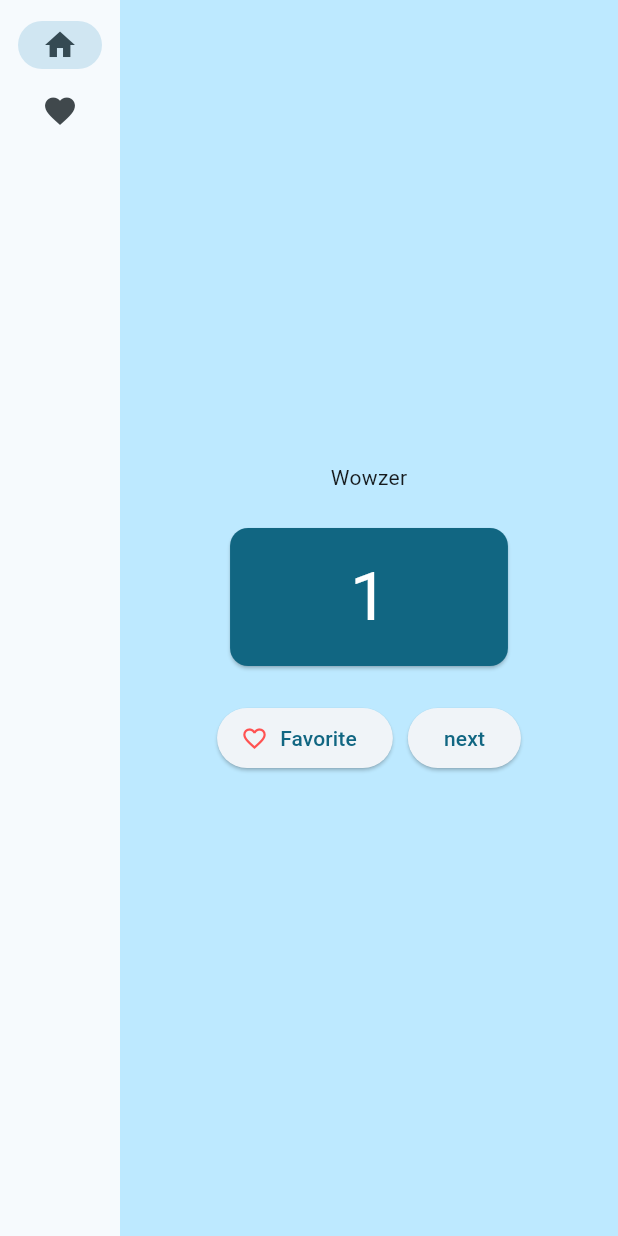
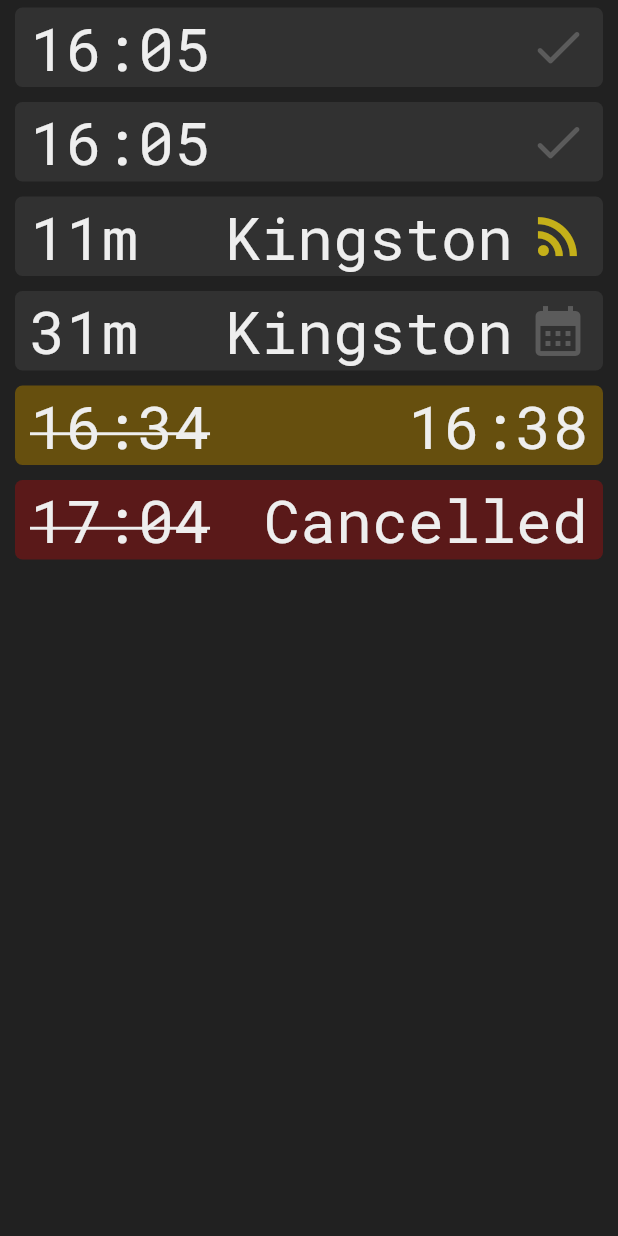
Before and after one commit to teska77/departure-board-2, a Flutter app: the screen it shows after launch, on a phone screen of 412 x 824 dp. Run offline on Flutter 3.47's test engine with Material 3 defaults, Android fonts, the light colour scheme and no system bars; our stand-ins replace google_fonts; Roboto replaces fonts that are missing (mono).

Commit message:
UI mockup

```diff
--- /dev/null
+++ b/lib/departure.dart
@@ -0,0 +1,34 @@
+enum DepartureType { normal, delayed, cancelled }
+
+enum DepartureIcon { none, check, live, scheduled }
+
+class Departure {
+  final DepartureType type;
+  final String time;
+  final bool timeStrikethrough;
+  final String? secondaryText;
+  final DepartureIcon icon;
+
+  Departure(
+    this.type,
+    this.time,
+    this.timeStrikethrough,
+    this.secondaryText,
+    this.icon,
+  );
+  Departure.train({required this.time, required this.type, this.secondaryText})
+    : timeStrikethrough =
+          (type == DepartureType.delayed || type == DepartureType.cancelled),
+      icon =
+          type == DepartureType.normal
+              ? DepartureIcon.check
+              : DepartureIcon.none;
+
+  Departure.bus({
+    required this.time,
+    required this.secondaryText,
+    required bool isLive,
+  }) : type = DepartureType.normal,
+       timeStrikethrough = false,
+       icon = isLive ? DepartureIcon.live : DepartureIcon.scheduled;
+}
--- a/lib/main.dart
+++ b/lib/main.dart
@@ -1,228 +1,192 @@
 import 'package:flutter/material.dart';
+import 'package:google_fonts/google_fonts.dart';
 import 'package:provider/provider.dart';
+import 'departure.dart';
 
 void main() {
-  runApp(MyApp());
+  runApp(TrainboardApp());
 }
 
-class MyApp extends StatelessWidget {
-  const MyApp({super.key});
+class TrainboardState extends ChangeNotifier {}
+
+class TrainboardApp extends StatelessWidget {
+  const TrainboardApp({super.key});
 
   @override
   Widget build(BuildContext context) {
+    final commonTextColor = Color(0xffeeeeee);
     return ChangeNotifierProvider(
-      create: (context) => MyAppState(),
+      create: (context) => TrainboardState(),
       child: MaterialApp(
-        title: 'Namer App',
+        title: 'Trainboard',
         theme: ThemeData(
-          useMaterial3: true,
-          colorScheme: ColorScheme.fromSeed(seedColor: Colors.blueGrey),
+          scaffoldBackgroundColor: Color(0xff212121),
+          useMaterial3: false,
+          colorScheme: ColorScheme.dark(
+            // primary = normal
+            primary: Color(0xff313131),
+            onPrimary: commonTextColor,
+
+            // secondary = delayed
+            secondary: Color(0xff664f0e),
+            onSecondary: commonTextColor,
+
+            // tertiary = cancelled
+            tertiary: Color(0xff5a1919),
+            onTertiary: commonTextColor,
+
+            // used for lowkey icons on primary
+            onPrimaryFixed: Color(0xff5b5b5b),
+            // used for pop icons on primary
+            onPrimaryFixedVariant: Color(0xffc5b019),
+          ),
+          textTheme: TextTheme(
+            bodyMedium: GoogleFonts.robotoMono(
+              fontSize: 40,
+              fontWeight: FontWeight.normal,
+            ),
+          ),
         ),
-        home: HomePage(),
+        home: MainPage(),
       ),
     );
   }
 }
 
-class MyAppState extends ChangeNotifier {
-  var current = 1;
-
-  var favoriteNumbers = <int>{};
-
-  void getNext() {
-    current += 1;
-    notifyListeners();
-  }
-
-  void toggleFavorite() => toggleFavoriteOf(current);
-
-  void toggleFavoriteOf(int n) {
-    if (favoriteNumbers.contains(n)) {
-      favoriteNumbers.remove(n);
-    } else {
-      favoriteNumbers.add(n);
-    }
-    notifyListeners();
-  }
-
-  bool currentIsFavorite() => favoriteNumbers.contains(current);
-}
-
-class GeneratorPage extends StatelessWidget {
-  const GeneratorPage({super.key});
+class MainPage extends StatelessWidget {
+  const MainPage({super.key});
 
   @override
   Widget build(BuildContext context) {
-    var appState = context.watch<MyAppState>();
-    var currentNumber = appState.current;
-
-    return Column(
-      mainAxisAlignment: MainAxisAlignment.center,
-      children: [
-        Text("Wowzer"),
-        Padding(
-          padding: const EdgeInsets.all(20.0),
-          child: NumberDisplayer1000(
-            currentNumber: currentNumber,
-            isPhat: true,
+    return Scaffold(
+      body: Column(
+        children: [
+          DepartureWidget(
+            departure: Departure.train(
+              time: "16:05",
+              type: DepartureType.normal,
+            ),
           ),
-        ),
-
-        Row(
-          mainAxisSize: MainAxisSize.min,
-          spacing: 10,
-          children: [
-            FavoriteButton(number: appState.current),
-            ElevatedButton(
-              onPressed: () => appState.getNext(),
-              child: Text("next"),
+          DepartureWidget(
+            departure: Departure.train(
+              time: "16:05",
+              type: DepartureType.normal,
             ),
-          ],
-        ),
-      ],
-    );
-  }
-}
-
-class FavoriteButton extends StatelessWidget {
-  const FavoriteButton({super.key, required this.number});
-
-  final int number;
-
-  @override
-  Widget build(BuildContext context) {
-    var appState = context.watch<MyAppState>();
-    return ElevatedButton.icon(
-      onPressed: () => appState.toggleFavoriteOf(number),
-      icon: Icon(
-        appState.currentIsFavorite() ? Icons.favorite : Icons.favorite_outline,
-        color: Colors.redAccent,
-      ),
-      label: Text("Favorite"),
-    );
-  }
-}
-
-class NumberDisplayer1000 extends StatelessWidget {
-  const NumberDisplayer1000({
-    super.key,
-    required this.currentNumber,
-    this.isPhat = false,
-  });
-
-  final int currentNumber;
-  final bool isPhat;
-
-  @override
-  Widget build(BuildContext context) {
-    final theme = Theme.of(context);
-    final base =
-        isPhat ? theme.textTheme.displayMedium : theme.textTheme.bodyMedium;
-    final style = base!.copyWith(
-      color: theme.colorScheme.onPrimary,
-      fontFamily: "mono",
-    );
-    return Card(
-      color: theme.colorScheme.primary,
-      child: Padding(
-        padding: EdgeInsets.symmetric(
-          horizontal: isPhat ? 80 : 10,
-          vertical: isPhat ? 20 : 10,
-        ),
-        child: Text(currentNumber.toString(), style: style),
+          ),
+          DepartureWidget(
+            departure: Departure.bus(
+              time: "11m",
+              secondaryText: "Kingston",
+              isLive: true,
+            ),
+          ),
+          DepartureWidget(
+            departure: Departure.bus(
+              time: "31m",
+              secondaryText: "Kingston",
+              isLive: false,
+            ),
+          ),
+          DepartureWidget(
+            departure: Departure.train(
+              time: "16:34",
+              type: DepartureType.delayed,
+              secondaryText: "16:38",
+            ),
+          ),
+          DepartureWidget(
+            departure: Departure.train(
+              time: "17:04",
+              type: DepartureType.cancelled,
+              secondaryText: "Cancelled",
+            ),
+          ),
+        ],
       ),
     );
   }
 }
 
-class HomePage extends StatefulWidget {
-  const HomePage({super.key});
+class DepartureWidget extends StatelessWidget {
+  const DepartureWidget({super.key, required this.departure});
 
-  @override
-  State<HomePage> createState() => _HomePageState();
-}
-
-class _HomePageState extends State<HomePage> {
-  var selectedIndex = 0;
+  final Departure departure;
 
   @override
   Widget build(BuildContext context) {
-    Widget page;
-    switch (selectedIndex) {
-      case 0:
-        page = GeneratorPage();
+    final theme = Theme.of(context);
+
+    Color bg;
+    Color fg;
+    switch (departure.type) {
+      case DepartureType.normal:
+        bg = theme.colorScheme.primary;
+        fg = theme.colorScheme.onPrimary;
         break;
-      case 1:
-        page = FavoritesPage();
+      case DepartureType.delayed:
+        bg = theme.colorScheme.secondary;
+        fg = theme.colorScheme.onSecondary;
         break;
-      default:
-        throw UnimplementedError('No widget');
+      case DepartureType.cancelled:
+        bg = theme.colorScheme.tertiary;
+        fg = theme.colorScheme.onTertiary;
+        break;
     }
-    return LayoutBuilder(
-      builder: (context, constraints) {
-        return Scaffold(
-          body: Row(
+
+    final timeTextDecoration =
+        departure.timeStrikethrough
+            ? TextDecoration.lineThrough
+            : TextDecoration.none;
+
+    IconData icon;
+    Color iconColor;
+    switch (departure.icon) {
+      case DepartureIcon.none:
+        icon = Icons.abc;
+        iconColor = Colors.black;
+      case DepartureIcon.check:
+        icon = Icons.check_rounded;
+        iconColor = theme.colorScheme.onPrimaryFixed;
+      case DepartureIcon.live:
+        icon = Icons.rss_feed;
+        iconColor = theme.colorScheme.onPrimaryFixedVariant;
+      case DepartureIcon.scheduled:
+        icon = Icons.calendar_month;
+        iconColor = theme.colorScheme.onPrimaryFixed;
+    }
+
+    return Container(
+      padding: EdgeInsets.symmetric(vertical: 5, horizontal: 10),
+      child: DecoratedBox(
+        decoration: BoxDecoration(
+          color: bg,
+          borderRadius: BorderRadius.all(Radius.circular(5)),
+        ),
+        child: Padding(
+          padding: const EdgeInsets.only(left: 10, right: 10),
+          child: Row(
+            spacing: 10,
             children: [
-              SafeArea(
-                child: NavigationRail(
-                  extended: constraints.maxWidth >= 600,
-                  destinations: [
-                    NavigationRailDestination(
-                      icon: Icon(Icons.home),
-                      label: Text("Home"),
-                    ),
-                    NavigationRailDestination(
-                      icon: Icon(Icons.favorite),
-                      label: Text("Favorite"),
-                    ),
-                  ],
-                  selectedIndex: selectedIndex,
-                  onDestinationSelected: (value) {
-                    setState(() {
-                      selectedIndex = value;
-                    });
-                  },
+              Text(
+                departure.time,
+                style: theme.textTheme.bodyMedium!.copyWith(
+                  color: fg,
+                  decoration: timeTextDecoration,
                 ),
               ),
-              Expanded(
-                child: Container(
-                  color: Theme.of(context).colorScheme.primaryContainer,
-                  child: page,
+              Spacer(),
+              if (departure.secondaryText != null)
+                Text(
+                  departure.secondaryText!,
+                  style: theme.textTheme.bodyMedium!.copyWith(color: fg),
                 ),
-              ),
+
+              if (departure.icon != DepartureIcon.none)
+                Icon(icon, color: iconColor, size: 40),
             ],
           ),
-        );
-      },
+        ),
+      ),
     );
   }
 }
-
-class FavoritesPage extends StatelessWidget {
-  @override
-  Widget build(BuildContext context) {
-    var state = context.watch<MyAppState>();
-    final theme = Theme.of(context);
-
-    return Column(
-      children: [
-        Text("Favorites", style: theme.textTheme.displayMedium),
-        Padding(
-          padding: const EdgeInsets.all(20.0),
-          child: Column(
-            children:
-                state.favoriteNumbers.map((n) {
-                  return Row(
-                    spacing: 10,
-                    children: [
-                      NumberDisplayer1000(currentNumber: n),
-                      FavoriteButton(number: n),
-                    ],
-                  );
-                }).toList(),
-          ),
-        ),
-      ],
-    );
-  }
-}
--- a/pubspec.yaml
+++ b/pubspec.yaml
@@ -9,6 +9,7 @@ environment:
 dependencies:
   flutter:
     sdk: flutter
+  google_fonts: ^6.2.1
 
 dev_dependencies:
   flutter_test:
```
Also changed, not shown: pubspec.lock, 1 other file.
